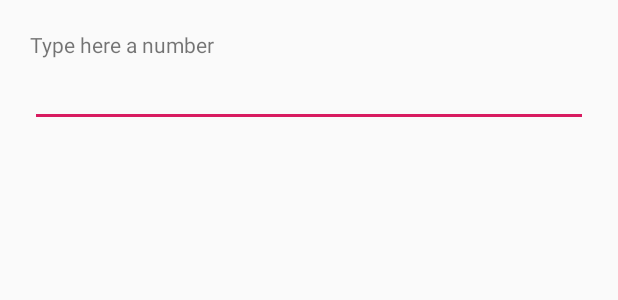
After one commit to HongSonMTA/AIQuran, an Android app: the layout input_page_number.xml on its own in the app's theme, with its tools: preview values and no code run, on a phone screen of 412 x 824 dp. The commit adds this screen. Shown: the top 300 px of the screen. Run offline under Robolectric (Android 15) with nearby library versions, the phone set to English and light mode, and no system bars.

```diff
--- a/AIQuran/app/src/main/java/com/example/aiquran/aiquran/activities/BookMarkActivity.java
+++ b/AIQuran/app/src/main/java/com/example/aiquran/aiquran/activities/BookMarkActivity.java
@@ -56,17 +56,17 @@ public class BookMarkActivity extends AppCompatActivity implements BookMarkAdapt
         mBuilder.setTitle("Attention");
         mBuilder.setMessage("Choose the suitable method to explore the Holy Quran");
         mBuilder.setView(mView);
-        mBuilder.setPositiveButton("PAGING", new DialogInterface.OnClickListener() {
+        mBuilder.setPositiveButton("SCROLLING", new DialogInterface.OnClickListener() {
             @Override
             public void onClick(DialogInterface dialog, int which) {
                 Intent intent = new Intent(BookMarkActivity.this, ScrollActivity.class);
                 startActivity(intent);
             }
         });
-        mBuilder.setNegativeButton("SCROLLING", new DialogInterface.OnClickListener() {
+        mBuilder.setNegativeButton("PAGING", new DialogInterface.OnClickListener() {
             @Override
             public void onClick(DialogInterface dialog, int which) {
-                Intent intent = new Intent(BookMarkActivity.this, ScrollActivity.class);
+                Intent intent = new Intent(BookMarkActivity.this, PagingActivity.class);
                 startActivity(intent);
             }
         });
--- /dev/null
+++ b/AIQuran/app/src/main/res/layout/input_page_number.xml
@@ -0,0 +1,17 @@
+<?xml version="1.0" encoding="utf-8"?>
+<LinearLayout xmlns:android="http://schemas.android.com/apk/res/android"
+    android:layout_width="match_parent"
+    android:layout_height="wrap_content"
+    android:padding="20dp"
+    android:orientation="vertical">
+
+    <TextView
+        android:layout_width="match_parent"
+        android:layout_height="wrap_content"
+        android:text="Type here a number"/>
+    <EditText
+        android:id="@+id/edt_input_page"
+        android:layout_width="match_parent"
+        android:layout_height="wrap_content" />
+
+</LinearLayout>
```
Also changed, not shown: AIQuran/app/src/main/java/com/example/aiquran/aiquran/activities/PagingActivity.java (+89 -1 lines), AIQuran/app/src/main/java/com/example/aiquran/aiquran/adapters/SlidePagerAdapter.java (+4 -31 lines), AIQuran/app/src/main/java/com/example/aiquran/aiquran/models/Book.java (added, +25 -0 lines).
